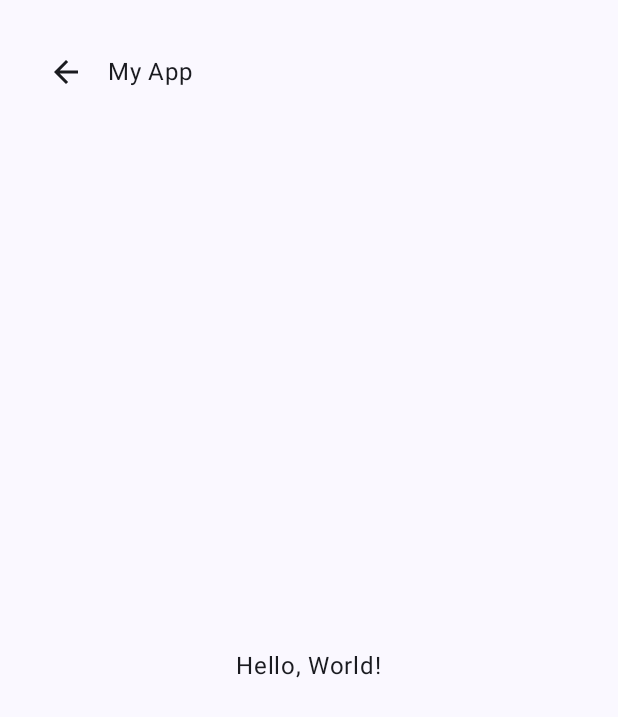
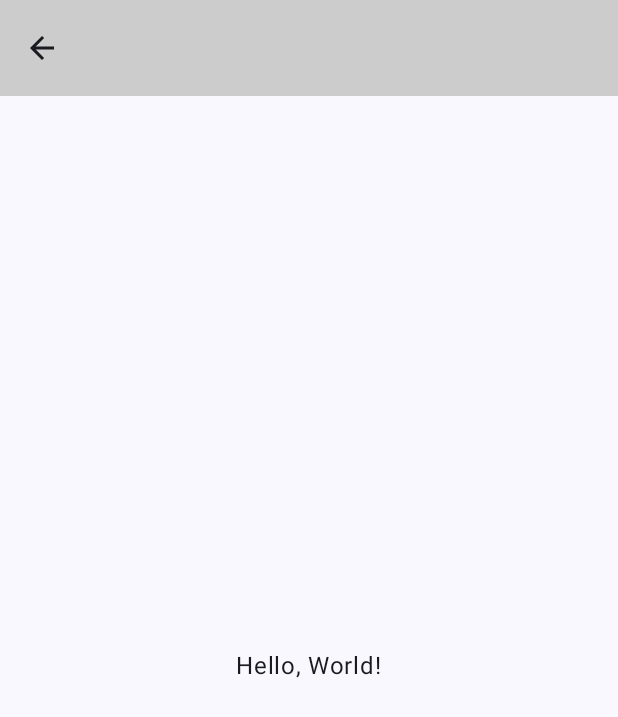
Before and after one commit to Alvatros13/Final_JetPack, an Android app built with Jetpack Compose: the cityInfoScreen screen opened through its navigation route, on a phone screen of 412 x 824 dp. Before the commit the part shown is almost empty. Shown: the top 717 px of the screen. Run offline under Robolectric (Android 15) with nearby library versions, the phone set to English and light mode, and no system bars.

Commit message:
Version 0.3 (Edit moreInfo)

```diff
--- a/app/src/main/java/com/example/prueba/MainActivity.kt
+++ b/app/src/main/java/com/example/prueba/MainActivity.kt
@@ -13,8 +13,9 @@ import androidx.navigation.compose.composable
 import androidx.navigation.compose.rememberNavController
 import com.example.prueba.ui.theme.PruebaTheme
 import com.example.prueba.ui.theme.model.Routes
+import com.example.prueba.ui.theme.vistas.WorldClockApp
 import com.example.prueba.ui.theme.vistas.cityInfoScreen
-import com.example.prueba.ui.theme.vistas.WorldClockApp
+import com.example.prueba.ui.theme.vistas.citySelec
 
 
 class MainActivity : ComponentActivity() {
@@ -32,9 +33,9 @@ class MainActivity : ComponentActivity() {
                         navController = navigationController,
                         startDestination = Routes.Pantalla01.route
                     ) {
-                        composable("pantalla02") { cityInfoScreen(navigationController)}
+                        composable("pantalla02") { cityInfoScreen(navigationController, citySelec)}
                         composable(Routes.Pantalla01.route) { WorldClockApp(navigationController) }
-                        composable(Routes.Pantalla02.route) { cityInfoScreen(navigationController) }
+                        composable(Routes.Pantalla02.route) { cityInfoScreen(navigationController, citySelec) }
                     }
 
                 }
--- a/app/src/main/java/com/example/prueba/ui/theme/vistas/mainScreen.kt
+++ b/app/src/main/java/com/example/prueba/ui/theme/vistas/mainScreen.kt
@@ -1,8 +1,5 @@
 package com.example.prueba.ui.theme.vistas
 
-import android.os.Bundle
-import androidx.activity.ComponentActivity
-import androidx.activity.compose.setContent
 import androidx.compose.foundation.background
 import androidx.compose.foundation.clickable
 import androidx.compose.foundation.layout.Arrangement
@@ -44,10 +41,11 @@ import androidx.compose.ui.tooling.preview.Preview
 import androidx.compose.ui.unit.dp
 import androidx.navigation.NavHostController
 import com.example.prueba.R
-import com.example.prueba.ui.theme.PruebaTheme
 import com.example.prueba.ui.theme.model.City
 import com.example.prueba.ui.theme.model.City.Companion.generarCiudades
 import com.example.prueba.ui.theme.model.GetTimeAsyncTask
+
+var citySelec = ""
 
 @OptIn(ExperimentalMaterial3Api::class)
 @Composable
@@ -170,6 +168,7 @@ fun WorldClockCard(city: City, navigationController: NavHostController) {
                 IconButton(
                     onClick = {
                         navigationController.navigate("pantalla02")
+                        citySelec = city.name()
                     },
                     modifier = Modifier.align(Alignment.CenterVertically)
                 ) {
--- a/app/src/main/java/com/example/prueba/ui/theme/vistas/moreInfo.kt
+++ b/app/src/main/java/com/example/prueba/ui/theme/vistas/moreInfo.kt
@@ -1,10 +1,9 @@
 package com.example.prueba.ui.theme.vistas
 
-import androidx.compose.foundation.background
 import androidx.compose.foundation.layout.Arrangement
 import androidx.compose.foundation.layout.Column
 import androidx.compose.foundation.layout.fillMaxSize
-import androidx.compose.foundation.layout.padding
+import androidx.compose.foundation.layout.fillMaxWidth
 import androidx.compose.material.icons.Icons
 import androidx.compose.material.icons.filled.ArrowBack
 import androidx.compose.material3.*
@@ -12,34 +11,33 @@ import androidx.compose.runtime.Composable
 import androidx.compose.ui.Modifier
 import androidx.compose.ui.graphics.Color
 import androidx.compose.ui.tooling.preview.Preview
-import androidx.compose.ui.unit.dp
 import androidx.navigation.NavHostController
 import com.example.prueba.ui.theme.PruebaTheme
 
 
 @OptIn(ExperimentalMaterial3Api::class)
 @Composable
-fun cityInfoScreen(navigationController: NavHostController) {
+fun cityInfoScreen(navigationController: NavHostController, citySelec : String) {
     Column(
         modifier = Modifier
-            .fillMaxSize()
-            .padding(16.dp),
+            .fillMaxSize(),
         verticalArrangement = Arrangement.Center
     ) {
         // TopAppBar with IconButton and Text in the center
         TopAppBar(
             modifier = Modifier
-                .background(Color.Gray),
+                .fillMaxWidth(),
+            colors = TopAppBarDefaults.smallTopAppBarColors(containerColor = Color.LightGray),
             title = {
                 Text(
-                    text = "My App",
+                    text = citySelec,
                     style = MaterialTheme.typography.bodyLarge,
                 )
             },
             navigationIcon = {
                 IconButton(
                     onClick = {
-                        // Handle navigation icon click (e.g., go back)
+                        navigationController.navigateUp()
                     }
                 ) {
                     Icon(imageVector = Icons.Default.ArrowBack, contentDescription = null)
```
